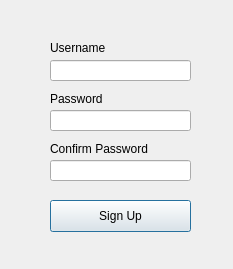
First picture: the form in client/signup.ui, repository SimoneDutto/CollaborativeEditor, before the edit.
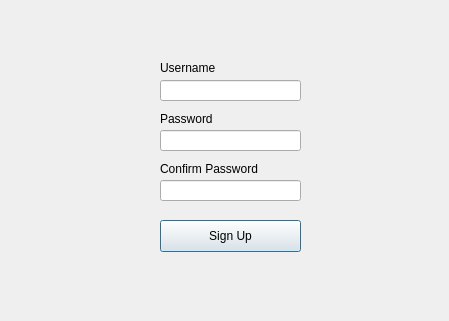
Second picture: the form after the edit.

What changed in the file:
```diff
--- a/client/signup.ui
+++ b/client/signup.ui
@@ -6,8 +6,8 @@
    <rect>
     <x>0</x>
     <y>0</y>
-    <width>233</width>
-    <height>269</height>
+    <width>449</width>
+    <height>321</height>
    </rect>
   </property>
   <property name="windowTitle">
@@ -16,8 +16,8 @@
   <widget class="QWidget" name="formLayoutWidget_2">
    <property name="geometry">
     <rect>
-     <x>50</x>
-     <y>40</y>
+     <x>160</x>
+     <y>60</y>
      <width>72</width>
      <height>18</height>
     </rect>
@@ -27,8 +27,8 @@
   <widget class="QWidget" name="formLayoutWidget_3">
    <property name="geometry">
     <rect>
-     <x>50</x>
-     <y>90</y>
+     <x>160</x>
+     <y>110</y>
      <width>60</width>
      <height>18</height>
     </rect>
@@ -46,8 +46,8 @@
   <widget class="QWidget" name="formLayoutWidget_4">
    <property name="geometry">
     <rect>
-     <x>50</x>
-     <y>140</y>
+     <x>160</x>
+     <y>160</y>
      <width>112</width>
      <height>18</height>
     </rect>
@@ -65,8 +65,8 @@
   <widget class="QPushButton" name="pushButton">
    <property name="geometry">
     <rect>
-     <x>50</x>
-     <y>200</y>
+     <x>160</x>
+     <y>220</y>
      <width>141</width>
      <height>32</height>
     </rect>
@@ -78,8 +78,8 @@
   <widget class="QLineEdit" name="lineEdit">
    <property name="geometry">
     <rect>
-     <x>50</x>
-     <y>60</y>
+     <x>160</x>
+     <y>80</y>
      <width>141</width>
      <height>21</height>
     </rect>
@@ -88,8 +88,8 @@
   <widget class="QLineEdit" name="lineEdit_2">
    <property name="geometry">
     <rect>
-     <x>50</x>
-     <y>110</y>
+     <x>160</x>
+     <y>130</y>
      <width>141</width>
      <height>21</height>
     </rect>
@@ -107,8 +107,8 @@
   <widget class="QLineEdit" name="lineEdit_3">
    <property name="geometry">
     <rect>
-     <x>50</x>
-     <y>160</y>
+     <x>160</x>
+     <y>180</y>
      <width>141</width>
      <height>21</height>
     </rect>
@@ -123,8 +123,8 @@
   <widget class="QLabel" name="label_5">
    <property name="geometry">
     <rect>
-     <x>50</x>
-     <y>40</y>
+     <x>160</x>
+     <y>60</y>
      <width>71</width>
      <height>16</height>
     </rect>
```
